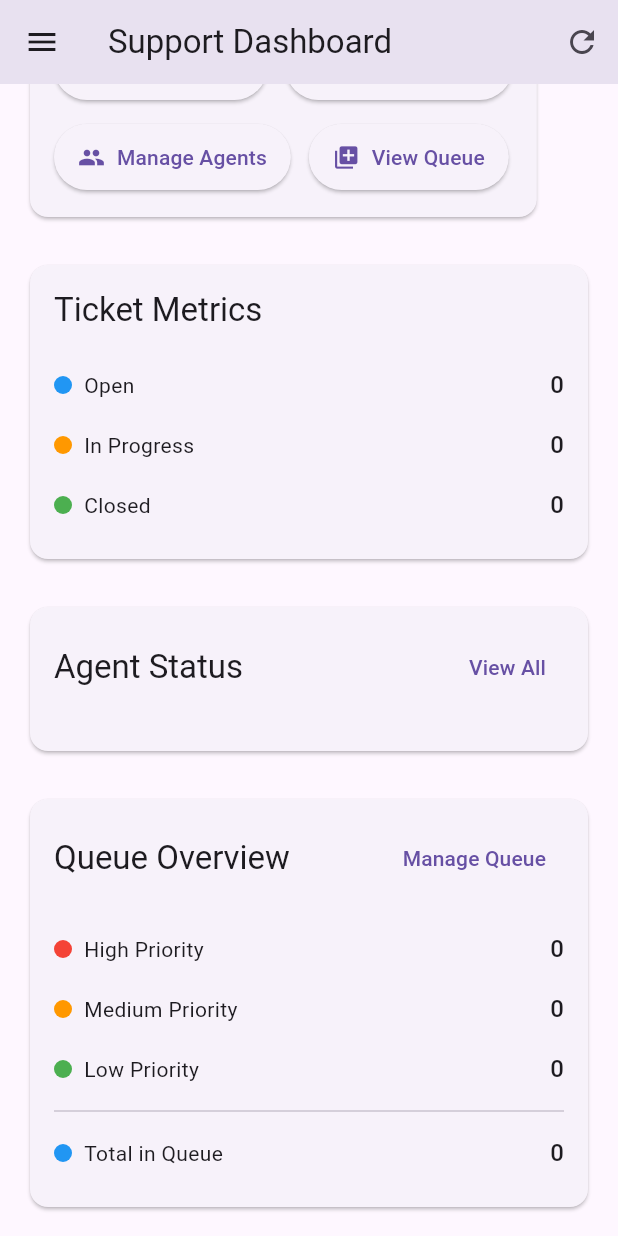
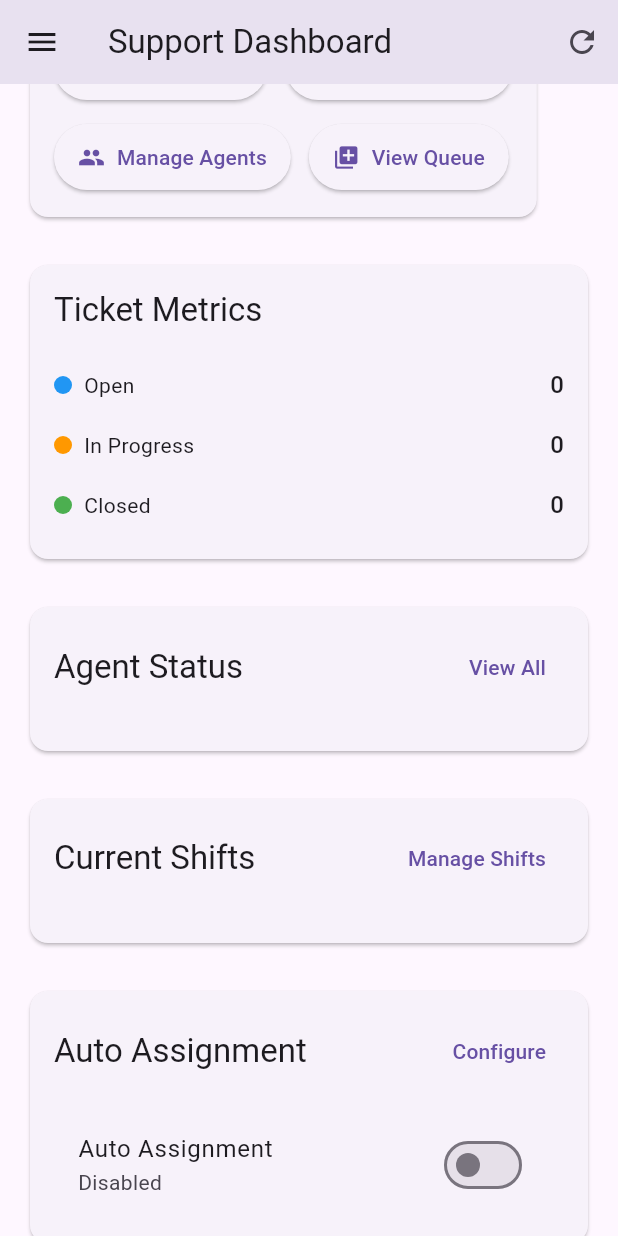
Before and after one commit to itsivali/ticket_support_system, a Flutter app: the screen it shows after launch, scrolled down 398 dp, on a phone screen of 412 x 824 dp. Run offline on Flutter 3.47's test engine with Material 3 defaults, Android fonts, the phone set to English and light mode, and no system bars; our stand-ins replace firebase_core, firebase_messaging, flutter_chat_types, flutter_chat_ui, logger, shared_preferences; missing offline and left inert: mailer; accounts and stored records are empty; network calls fail.

Commit message:
Refactor main.dart and dashboard_screen.dart to streamline imports and enhance loading state management; implement new shift and auto-assignment features in the dashboard.

```diff
--- a/lib/main.dart
+++ b/lib/main.dart
@@ -5,24 +5,15 @@ import 'providers/agent_provider.dart';
 import 'providers/queue_provider.dart';
 import 'providers/shift_provider.dart';
 import 'screens/dashboard_screen.dart';
-import 'screens/create_ticket_screen.dart';
-import 'screens/edit_ticket_screen.dart';
-import 'screens/agent_list_screen.dart';
-import 'screens/create_agent_screen.dart';
-import 'screens/agent_details_screen.dart';
-import 'screens/ticket_queue_screen.dart';
-import 'screens/manage_tickets_screen.dart';
-import 'screens/shift_management_screen.dart';
-import 'screens/auto_assignment_screen.dart';
-import 'screens/claim_tickets_screen.dart';
+import 'screens/ticket_screens.dart';
+import 'screens/agent_screens.dart';
+import 'screens/queue_screens.dart';
+import 'screens/shift_screens.dart';
 import 'models/ticket.dart';
 import 'models/agent.dart';
 import 'theme/app_theme.dart';
-import 'utils/console_logger.dart';
 
 void main() {
-  ConsoleLogger.info('Application starting', 'Initializing providers and services');
-
   runApp(
     MultiProvider(
       providers: [
@@ -42,42 +33,48 @@ class MyApp extends StatelessWidget {
   @override
   Widget build(BuildContext context) {
     return MaterialApp(
-      title: 'Ticket Support System',
+      title: 'Support System',
       theme: AppTheme.lightTheme,
       darkTheme: AppTheme.darkTheme,
       themeMode: ThemeMode.system,
       debugShowCheckedModeBanner: false,
-      initialRoute: '/',
+      home: const DashboardScreen(),
       routes: {
-        '/': (context) => const DashboardScreen(),
+        '/tickets': (context) => const TicketListScreen(),
         '/create-ticket': (context) => const CreateTicketScreen(),
         '/agents': (context) => const AgentListScreen(),
         '/create-agent': (context) => const CreateAgentScreen(),
-        '/ticket-queue': (context) => const TicketQueueScreen(),
-        '/manage-tickets': (context) => const ManageTicketsScreen(),
-        '/shift-management': (context) => const ShiftManagementScreen(),
-        '/auto-assignment': (context) => const AutoAssignmentScreen(),
-        '/claim-tickets': (context) => const ClaimTicketsScreen(),
+        '/queue': (context) => const QueueScreen(),
+        '/shifts': (context) => const ShiftManagementScreen(),
       },
       onGenerateRoute: (settings) {
-        if (settings.name == '/edit-ticket') {
-          final ticket = settings.arguments as Ticket;
-          return MaterialPageRoute(
-            builder: (context) => EditTicketScreen(ticket: ticket),
-          );
+        switch (settings.name) {
+          case '/edit-ticket':
+            return MaterialPageRoute(
+              builder: (context) => EditTicketScreen(
+                ticket: settings.arguments as Ticket,
+              ),
+            );
+          case '/edit-agent':
+            return MaterialPageRoute(
+              builder: (context) => EditAgentScreen(
+                agent: settings.arguments as Agent,
+              ),
+            );
+          case '/agent-details':
+            return MaterialPageRoute(
+              builder: (context) => AgentDetailsScreen(
+                agent: settings.arguments as Agent,
+              ),
+            );
+          default:
+            return null;
         }
-        if (settings.name == '/agent-details') {
-          final agent = settings.arguments as Agent;
-          return MaterialPageRoute(
-            builder: (context) => AgentDetailsScreen(agent: agent),
-          );
-        }
-        return null;
       },
       builder: (context, child) {
         return MediaQuery(
           data: MediaQuery.of(context).copyWith(
-            textScaler: TextScaler.linear(1.0),
+            textScaler: const TextScaler.linear(1.0),
           ),
           child: child!,
         );
--- a/lib/screens/dashboard_screen.dart
+++ b/lib/screens/dashboard_screen.dart
@@ -4,7 +4,11 @@ import '../providers/ticket_provider.dart';
 import '../providers/agent_provider.dart';
 import '../providers/queue_provider.dart';
 import '../providers/shift_provider.dart';
+import '../models/agent.dart';
+import '../models/shift.dart';
+import '../models/ticket.dart';
 import '../widgets/app_drawer.dart';
+import '../utils/console_logger.dart';
 
 class DashboardScreen extends StatefulWidget {
   const DashboardScreen({super.key});
@@ -14,6 +18,8 @@ class DashboardScreen extends StatefulWidget {
 }
 
 class _DashboardScreenState extends State<DashboardScreen> {
+  bool _isLoading = false;
+
   @override
   void initState() {
     super.initState();
@@ -21,12 +27,29 @@ class _DashboardScreenState extends State<DashboardScreen> {
   }
 
   Future<void> _refreshData() async {
+    if (_isLoading) return;
+
+    setState(() => _isLoading = true);
+
+    try {
       await Future.wait([
         context.read<TicketProvider>().fetchTickets(),
         context.read<AgentProvider>().fetchAgents(),
         context.read<QueueProvider>().fetchQueueStatus(),
         context.read<ShiftProvider>().fetchCurrentShifts(),
       ]);
+    } catch (e) {
+      ConsoleLogger.error('Failed to refresh dashboard', e.toString());
+      if (mounted) {
+        ScaffoldMessenger.of(context).showSnackBar(
+          const SnackBar(content: Text('Failed to refresh data')),
+        );
+      }
+    } finally {
+      if (mounted) {
+        setState(() => _isLoading = false);
+      }
+    }
   }
 
   @override
@@ -35,6 +58,18 @@ class _DashboardScreenState extends State<DashboardScreen> {
       appBar: AppBar(
         title: const Text('Support Dashboard'),
         actions: [
+          if (_isLoading)
+            const Center(
+              child: Padding(
+                padding: EdgeInsets.symmetric(horizontal: 16),
+                child: SizedBox(
+                  width: 20,
+                  height: 20,
+                  child: CircularProgressIndicator(strokeWidth: 2),
+                ),
+              ),
+            )
+          else
             IconButton(
               icon: const Icon(Icons.refresh),
               onPressed: _refreshData,
@@ -45,21 +80,23 @@ class _DashboardScreenState extends State<DashboardScreen> {
       drawer: const AppDrawer(),
       body: RefreshIndicator(
         onRefresh: _refreshData,
-        child: const SingleChildScrollView(
-          physics: AlwaysScrollableScrollPhysics(),
-          padding: EdgeInsets.all(16),
+        child: SingleChildScrollView(
+          physics: const AlwaysScrollableScrollPhysics(),
+          padding: const EdgeInsets.all(16),
           child: Column(
             crossAxisAlignment: CrossAxisAlignment.start,
             children: [
               _StatusOverview(),
-              SizedBox(height: 24),
+              const SizedBox(height: 24),
               _QuickActions(),
-              SizedBox(height: 24),
+              const SizedBox(height: 24),
               _TicketMetrics(),
-              SizedBox(height: 24),
+              const SizedBox(height: 24),
               _AgentStatus(),
-              SizedBox(height: 24),
-              _QueueOverview(),
+              const SizedBox(height: 24),
+              _ShiftOverview(),
+              const SizedBox(height: 24),
+              _AutoAssignmentStatus(),
             ],
           ),
         ),
@@ -372,8 +409,8 @@ class _AgentStatus extends StatelessWidget {
   }
 }
 
-class _QueueOverview extends StatelessWidget {
-  const _QueueOverview();
+class _ShiftOverview extends StatelessWidget {
+  const _ShiftOverview();
 
   @override
   Widget build(BuildContext context) {
@@ -387,43 +424,30 @@ class _QueueOverview extends StatelessWidget {
               mainAxisAlignment: MainAxisAlignment.spaceBetween,
               children: [
                 Text(
-                  'Queue Overview',
+                  'Current Shifts',
                   style: Theme.of(context).textTheme.titleLarge,
                 ),
                 TextButton(
-                  onPressed: () => Navigator.pushNamed(context, '/ticket-queue'),
-                  child: const Text('Manage Queue'),
+                  onPressed: () => Navigator.pushNamed(context, '/shift-management'),
+                  child: const Text('Manage Shifts'),
                 ),
               ],
             ),
             const SizedBox(height: 16),
-            Consumer<QueueProvider>(
+            Consumer<ShiftProvider>(
               builder: (context, provider, child) {
-                final stats = provider.queueManager?.getQueueStats() ?? {};
-                return Column(
-                  children: [
-                    _MetricRow(
-                      label: 'High Priority',
-                      value: stats['high'] ?? 0,
-                      color: Colors.red,
-                    ),
-                    _MetricRow(
-                      label: 'Medium Priority',
-                      value: stats['medium'] ?? 0,
-                      color: Colors.orange,
-                    ),
-                    _MetricRow(
-                      label: 'Low Priority',
-                      value: stats['low'] ?? 0,
-                      color: Colors.green,
-                    ),
-                    const Divider(),
-                    _MetricRow(
-                      label: 'Total in Queue',
-                      value: stats['total'] ?? 0,
-                      color: Colors.blue,
-                    ),
-                  ],
+                return ListView.builder(
+                  shrinkWrap: true,
+                  physics: const NeverScrollableScrollPhysics(),
+                  itemCount: provider.currentShifts.take(3).length,
+                  itemBuilder: (context, index) {
+                    final shift = provider.currentShifts[index];
+                    return ListTile(
+                      leading: const Icon(Icons.schedule),
+                      title: Text(shift.agentName),
+                      subtitle: Text('${shift.startTime.format(context)} - ${shift.endTime.format(context)}'),
+                    );
+                  },
                 );
               },
             ),
@@ -433,3 +457,48 @@ class _QueueOverview extends StatelessWidget {
     );
   }
 }
+
+class _AutoAssignmentStatus extends StatelessWidget {
+  const _AutoAssignmentStatus();
+
+  @override
+  Widget build(BuildContext context) {
+    return Card(
+      child: Padding(
+        padding: const EdgeInsets.all(16),
+        child: Column(
+          crossAxisAlignment: CrossAxisAlignment.start,
+          children: [
+            Row(
+              mainAxisAlignment: MainAxisAlignment.spaceBetween,
+              children: [
+                Text(
+                  'Auto Assignment',
+                  style: Theme.of(context).textTheme.titleLarge,
+                ),
+                TextButton(
+                  onPressed: () => Navigator.pushNamed(context, '/auto-assignment'),
+                  child: const Text('Configure'),
+                ),
+              ],
+            ),
+            const SizedBox(height: 16),
+            Consumer<QueueProvider>(
+              builder: (context, provider, child) {
+                final isEnabled = provider.queueManager?.settings.autoAssignEnabled ?? false;
+                return SwitchListTile(
+                  title: const Text('Auto Assignment'),
+                  subtitle: Text(isEnabled ? 'Enabled' : 'Disabled'),
+                  value: isEnabled,
+                  onChanged: (value) {
+                    // Update auto-assignment setting
+                  },
+                );
+              },
+            ),
+          ],
+        ),
+      ),
+    );
+  }
+}
```
Also changed, not shown: lib/widgets/agent_card.dart (+153 -135 lines). Lines whose indentation alone changed are shown as unchanged.
